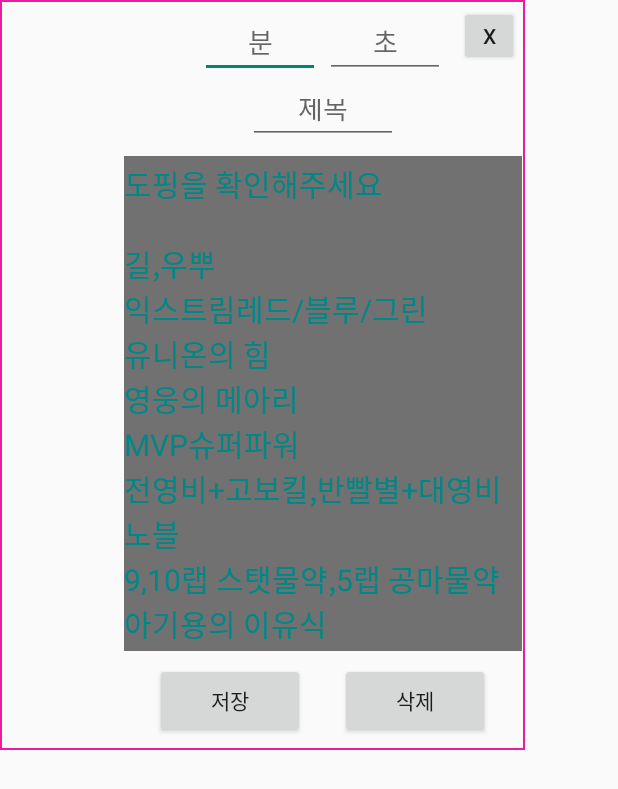
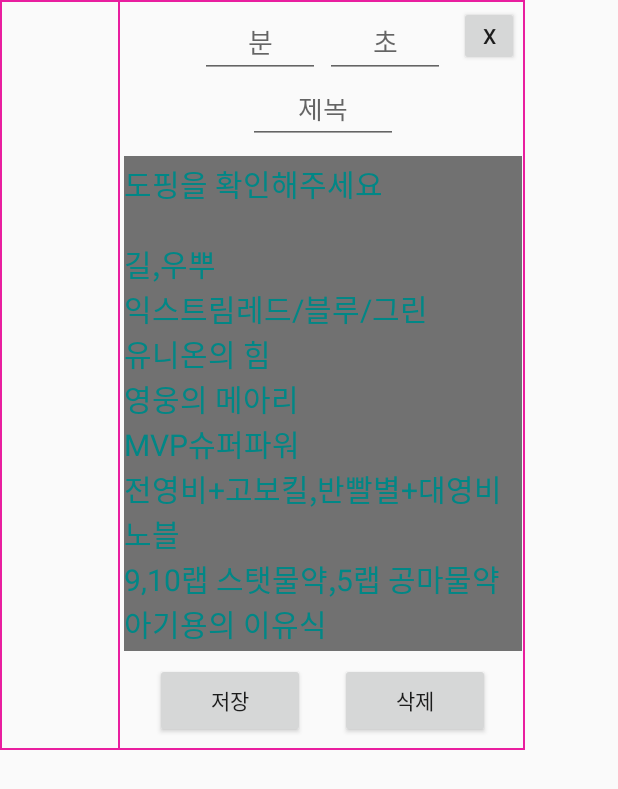
Before and after one commit to Wikys/teamnova_android_two, an Android app: the layout mulung_helper_scedule.xml on its own in the app's theme, with its tools: preview values and no code run, on a phone screen of 412 x 824 dp. Shown: the top 789 px of the screen. Run offline under Robolectric (Android 15) with nearby library versions, the phone set to English and light mode, and no system bars.

```diff
--- a/app/src/main/java/com/example/teamnova_android_two/피드백2.java
+++ b/app/src/main/java/com/example/teamnova_android_two/피드백2.java
@@ -7,3 +7,7 @@
 //어떤역할을 하는지
 
 //49층 아이템갯수 줄이고 이미지삽입?
+
+//메모목록 가로로 띄우고
+//        그아래에 메모
+//        캘린더뷰(스케쥴클래스)
--- a/app/src/main/res/layout/mulung_helper_scedule.xml
+++ b/app/src/main/res/layout/mulung_helper_scedule.xml
@@ -8,25 +8,16 @@
     android:background="@drawable/border"
 
     >
-    <ScrollView
-        android:id="@+id/저장목록스크롤"
+    <androidx.recyclerview.widget.RecyclerView
+        android:id="@+id/저장목록"
         android:layout_width="80dp"
         android:layout_height="match_parent"
         app:layout_constraintLeft_toLeftOf="parent"
-
+        android:background="@drawable/border"
         app:layout_constraintBottom_toBottomOf="parent"
         app:layout_constraintTop_toTopOf="parent"
-        >
-    <LinearLayout
-        android:id="@+id/저장목록"
-        android:layout_width="match_parent"
-        android:layout_height="match_parent"
-        android:orientation="vertical"
+        />
 
-
-        android:background="@drawable/border"
-
-        >
 <!--        저장해논 메모목록-->
 <!--        <Button-->
 <!--            android:layout_width="match_parent"-->
@@ -34,8 +25,8 @@
 <!--            android:text="준비"-->
 <!--            />-->
 <!--        코드로 추가-->
-    </LinearLayout>
-    </ScrollView>
+
+
 
         <EditText
             android:id="@+id/분"
@@ -44,7 +35,7 @@
             android:hint="분"
             android:inputType="number"
             android:maxLength="2"
-            app:layout_constraintLeft_toRightOf="@id/저장목록스크롤"
+            app:layout_constraintLeft_toRightOf="@id/저장목록"
             app:layout_constraintRight_toLeftOf="@id/콜론"
             app:layout_constraintTop_toTopOf="parent"
             app:layout_constraintBottom_toTopOf="@id/제목"
@@ -85,7 +76,7 @@
         android:gravity="center"
         app:layout_constraintTop_toBottomOf="@id/콜론"
         app:layout_constraintBottom_toTopOf="@id/준비"
-        app:layout_constraintLeft_toRightOf="@id/저장목록스크롤"
+        app:layout_constraintLeft_toRightOf="@id/저장목록"
         app:layout_constraintRight_toRightOf="parent"
 
         />
@@ -98,7 +89,7 @@
         android:textSize="20dp"
         android:textColor="@color/teal_700"
         app:layout_constraintTop_toBottomOf="@id/제목"
-        app:layout_constraintLeft_toRightOf="@id/저장목록스크롤"
+        app:layout_constraintLeft_toRightOf="@id/저장목록"
         app:layout_constraintRight_toRightOf="parent"
         app:layout_constraintBottom_toTopOf="@id/저장버튼"
         />
@@ -109,7 +100,7 @@
         android:text="저장"
         app:layout_constraintTop_toBottomOf="@id/준비"
         app:layout_constraintBottom_toBottomOf="parent"
-        app:layout_constraintLeft_toRightOf="@id/저장목록스크롤"
+        app:layout_constraintLeft_toRightOf="@id/저장목록"
         app:layout_constraintRight_toLeftOf="@id/삭제버튼"
         />
     <Button
```
Also changed, not shown: app/src/main/java/com/example/teamnova_android_two/mulung_helper_scedule/mulung_helper_schedule.java (+65 -0 lines), app/src/main/java/com/example/teamnova_android_two/mulung_helper_scedule/mulung_helper_schedule_Adapter.java (+64 -1 lines), app/src/main/java/com/example/teamnova_android_two/mulung_helper_scedule/mulung_helper_schedule_data.java (+53 -0 lines), app/src/main/res/layout/mulung_helper_scedule_item.xml (added, +14 -0 lines).
